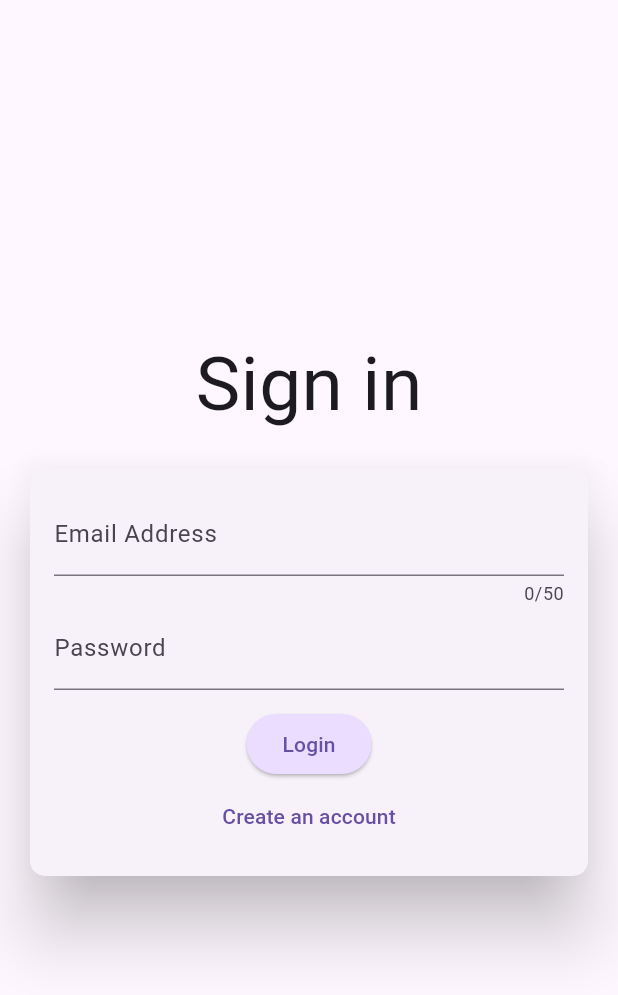
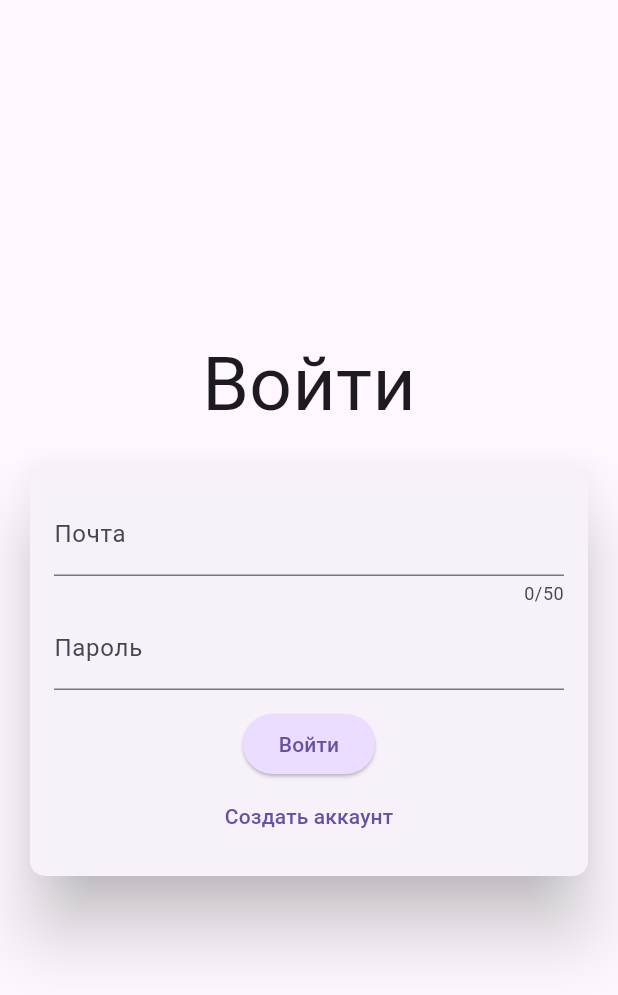
Before and after one commit to Eutuxiiia/test_chat, a Flutter app: the screen it shows after launch, on a phone screen of 412 x 824 dp. Shown: the top 995 px of the screen. Run offline on Flutter 3.47's test engine with Material 3 defaults, Android fonts, the phone set to English and light mode, and no system bars; our stand-ins replace cloud_firestore, firebase_auth, firebase_core, firebase_storage, flutter_chat_bubble, image_picker; accounts and stored records are empty.

```diff
--- a/lib/screens/authentication.dart
+++ b/lib/screens/authentication.dart
@@ -61,10 +61,13 @@ class _AuthenticationState extends State<AuthenticationScreen> {
             .collection('users')
             .doc(userCredentials.user!.uid)
             .set({
+          'id': userCredentials.user!.uid,
           'username': _enteredUsername,
           'surname': _enteredSurname,
           'email': _email,
           'image_url': imageUrl,
+          'is_online': false,
+          'last_active': '',
         });
       }
     } on FirebaseAuthException catch (error) {
@@ -90,7 +93,7 @@ class _AuthenticationState extends State<AuthenticationScreen> {
             children: [
               Center(
                 child: Text(
-                  _isLogin ? 'Sign in' : 'Sign Up',
+                  _isLogin ? 'Войти' : 'Регистрация',
                   style: const TextStyle(
                     fontSize: 50,
                   ),
@@ -123,7 +126,7 @@ class _AuthenticationState extends State<AuthenticationScreen> {
                           TextFormField(
                             decoration: const InputDecoration(
                               label: Text(
-                                'Email Address',
+                                'Почта',
                               ),
                             ),
                             keyboardType: TextInputType.emailAddress,
@@ -146,7 +149,7 @@ class _AuthenticationState extends State<AuthenticationScreen> {
                             TextFormField(
                               decoration: const InputDecoration(
                                 label: Text(
-                                  'Username',
+                                  'Имя',
                                 ),
                               ),
                               enableSuggestions: false,
@@ -158,7 +161,7 @@ class _AuthenticationState extends State<AuthenticationScreen> {
                                 if (value == null ||
                                     value.trim().isEmpty ||
                                     value.length <= 4) {
-                                  return 'Enter a valid Username';
+                                  return 'Enter a valid Name';
                                 }
                                 return null;
                               },
@@ -170,7 +173,7 @@ class _AuthenticationState extends State<AuthenticationScreen> {
                             TextFormField(
                               decoration: const InputDecoration(
                                 label: Text(
-                                  'Surname',
+                                  'Фамилия',
                                 ),
                               ),
                               enableSuggestions: false,
@@ -192,12 +195,12 @@ class _AuthenticationState extends State<AuthenticationScreen> {
                             ),
                           TextFormField(
                             decoration: const InputDecoration(
-                              label: Text('Password'),
+                              label: Text('Пароль'),
                             ),
                             obscureText: true,
                             validator: (value) {
                               if (value == null || value.trim().length < 6) {
-                                return 'Password should be at least 6 characters long';
+                                return 'Пароль должен быть не меньше 6 знаков';
                               }
                               return null;
                             },
@@ -217,7 +220,7 @@ class _AuthenticationState extends State<AuthenticationScreen> {
                                     .primaryContainer,
                               ),
                               child: Text(
-                                _isLogin ? 'Login' : 'Sign up',
+                                _isLogin ? 'Войти' : 'Регистрация',
                               ),
                             ),
                           if (!_isAuthenticating)
@@ -228,8 +231,8 @@ class _AuthenticationState extends State<AuthenticationScreen> {
                                 });
                               },
                               child: Text(_isLogin
-                                  ? 'Create an account'
-                                  : 'I already have an account'),
+                                  ? 'Создать аккаунт'
+                                  : 'Аккаунт уже есть'),
                             ),
                         ],
                       ),
```
Also changed, not shown: lib/screens/main_screen.dart (+64 -6 lines), lib/widgets/chat_card.dart (+12 -10 lines).
